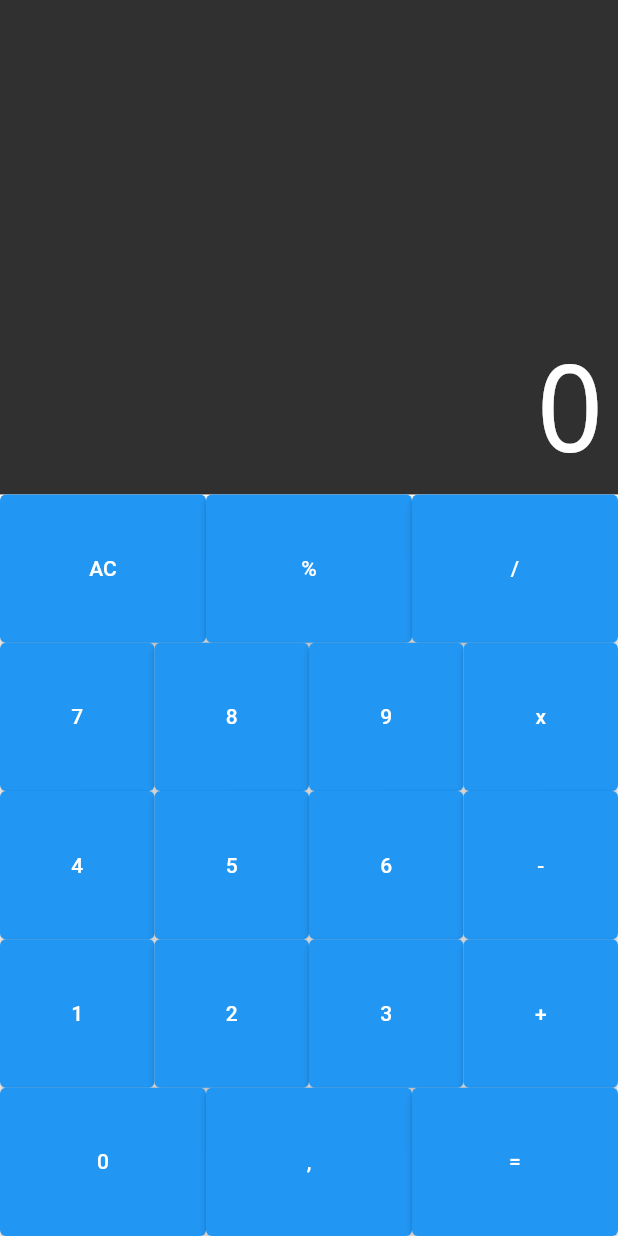
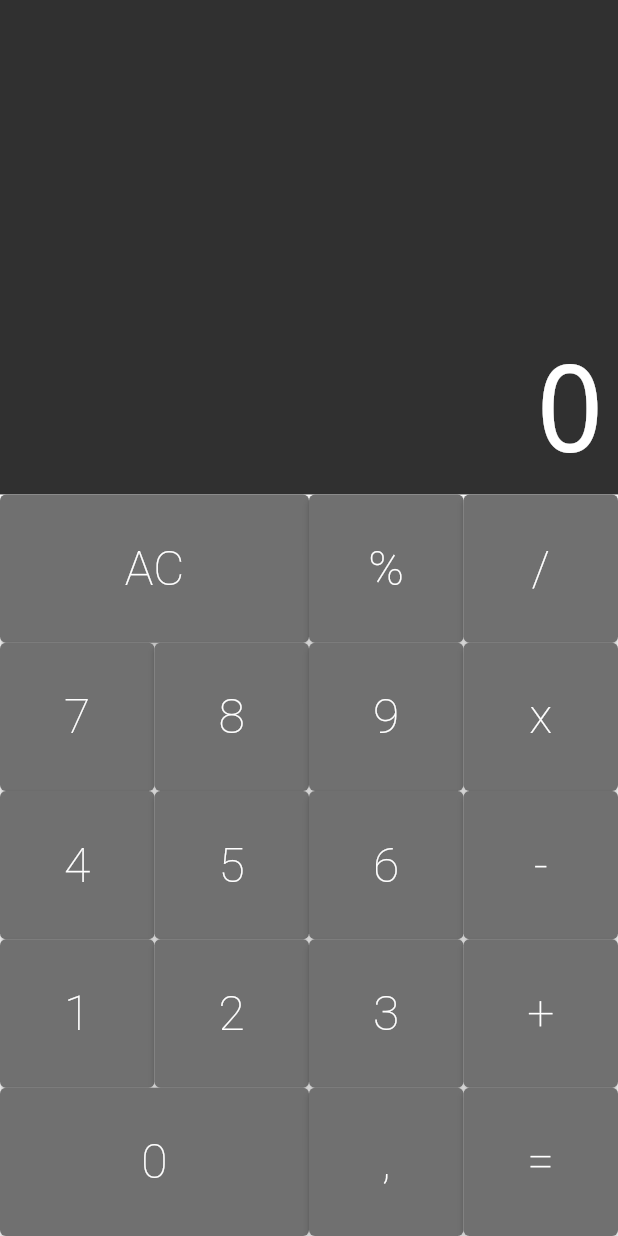
Before and after one commit to LucasCardoso910/calculator, a Flutter app: the screen it shows after launch, on a phone screen of 412 x 824 dp. Run offline on Flutter 3.47's test engine with Material 2 defaults, Android fonts, the phone set to English and light mode, and no system bars; drawn by our look-alikes of auto_size_text.

Commit message:
making keyboard buttons more pretty
Signed-off-by: Lucas Cardoso <lucas.cardoso.santos@usp.br>

```diff
--- a/lib/components/button.dart
+++ b/lib/components/button.dart
@@ -1,16 +1,35 @@
 import 'package:flutter/material.dart';
 
 class Button extends StatelessWidget {
+  static const labelFont =
+      TextStyle(color: Colors.white, fontSize: 32, fontWeight: FontWeight.w200);
+  static const darkGray = Color.fromRGBO(82, 82, 82, 1);
+  static const lightGray = Color.fromRGBO(112, 112, 112, 1);
+  static const orange = Color.fromRGBO(250, 158, 13, 1);
+
   final String buttonLabel;
+  final bool big;
+  final Color color;
 
-  const Button({Key? key, required this.buttonLabel}) : super(key: key);
+  const Button({
+    Key? key,
+    required this.buttonLabel,
+    this.big = false,
+    this.color = lightGray,
+  }) : super(key: key);
 
   @override
   Widget build(BuildContext context) {
     return Expanded(
-      flex: 1,
+      flex: big ? 2 : 1,
       child: ElevatedButton(
-        child: Text(buttonLabel),
+        style: ButtonStyle(
+          backgroundColor: MaterialStateProperty.all<Color>(color),
+        ),
+        child: Text(
+          buttonLabel,
+          style: labelFont,
+        ),
         onPressed: () {},
       ),
     );
--- a/lib/components/keyboard.dart
+++ b/lib/components/keyboard.dart
@@ -15,7 +15,7 @@ class Keyboard extends StatelessWidget {
         children: [
           ButtonRow(
             buttons: [
-              Button(buttonLabel: 'AC'),
+              Button(buttonLabel: 'AC', big: true),
               Button(buttonLabel: '%'),
               Button(buttonLabel: '/'),
             ],
@@ -46,7 +46,7 @@ class Keyboard extends StatelessWidget {
           ),
           ButtonRow(
             buttons: [
-              Button(buttonLabel: '0'),
+              Button(buttonLabel: '0', big: true),
               Button(buttonLabel: ','),
               Button(buttonLabel: '='),
             ],
```
